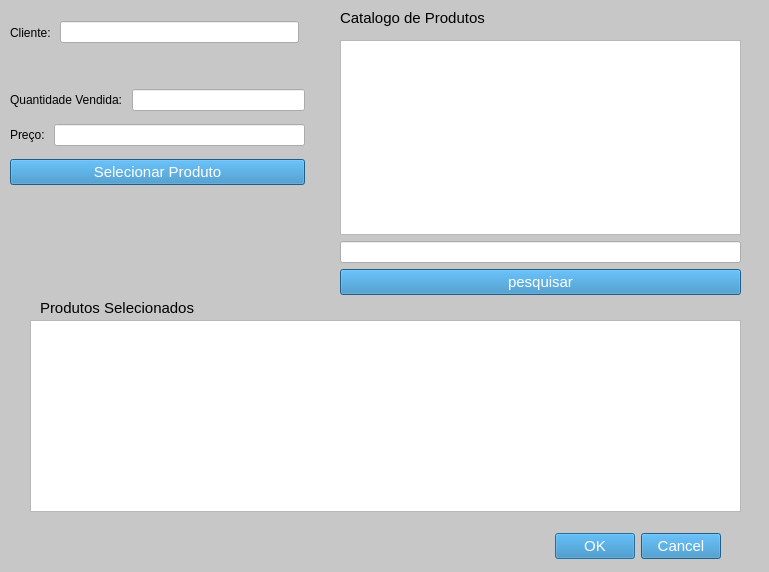
GabR36/QEstoqueLoja, file venda.ui: the form before one commit.
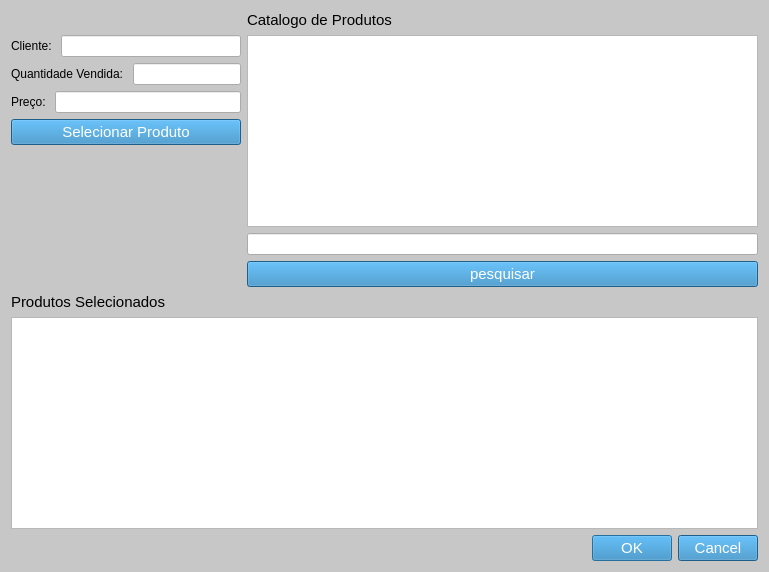
The form after the commit.

Commit message: janela venda responsiva teste

```diff
--- a/venda.ui
+++ b/venda.ui
@@ -31,59 +31,36 @@
 }
 </string>
   </property>
-  <widget class="QDialogButtonBox" name="BtnBox_Venda">
-   <property name="geometry">
-    <rect>
-     <x>380</x>
-     <y>530</y>
-     <width>341</width>
-     <height>32</height>
-    </rect>
-   </property>
-   <property name="orientation">
-    <enum>Qt::Horizontal</enum>
-   </property>
-   <property name="standardButtons">
-    <set>QDialogButtonBox::Cancel|QDialogButtonBox::Ok</set>
-   </property>
-  </widget>
-  <widget class="QTableView" name="Tview_ProdutosSelecionados">
-   <property name="geometry">
-    <rect>
-     <x>30</x>
-     <y>320</y>
-     <width>711</width>
-     <height>192</height>
-    </rect>
-   </property>
-   <property name="selectionMode">
-    <enum>QAbstractItemView::SingleSelection</enum>
-   </property>
-   <property name="selectionBehavior">
-    <enum>QAbstractItemView::SelectRows</enum>
-   </property>
-   <attribute name="horizontalHeaderDefaultSectionSize">
-    <number>100</number>
-   </attribute>
-   <attribute name="horizontalHeaderStretchLastSection">
-    <bool>true</bool>
-   </attribute>
-   <attribute name="verticalHeaderVisible">
-    <bool>false</bool>
-   </attribute>
-  </widget>
-  <widget class="QWidget" name="layoutWidget">
-   <property name="geometry">
-    <rect>
-     <x>10</x>
-     <y>82</y>
-     <width>295</width>
-     <height>111</height>
-    </rect>
-   </property>
+  <layout class="QFormLayout" name="formLayout">
+   <item row="0" column="1">
+    <widget class="QLabel" name="label_5">
+     <property name="styleSheet">
+      <string notr="true">font-size: 15px;
+font: 700 9pt &quot;Segoe UI&quot;;</string>
+     </property>
+     <property name="text">
+      <string>Catalogo de Produtos</string>
+     </property>
+    </widget>
+   </item>
+   <item row="1" column="0">
    <layout class="QVBoxLayout" name="verticalLayout_3">
     <item>
      <layout class="QVBoxLayout" name="verticalLayout_2">
+       <item>
+        <layout class="QHBoxLayout" name="horizontalLayout">
+         <item>
+          <widget class="QLabel" name="label">
+           <property name="text">
+            <string>Cliente: </string>
+           </property>
+          </widget>
+         </item>
+         <item>
+          <widget class="QLineEdit" name="Ledit_Cliente"/>
+         </item>
+        </layout>
+       </item>
       <item>
        <layout class="QHBoxLayout" name="horizontalLayout_2">
         <item>
@@ -122,16 +99,8 @@
      </widget>
     </item>
    </layout>
-  </widget>
-  <widget class="QWidget" name="layoutWidget">
-   <property name="geometry">
-    <rect>
-     <x>340</x>
-     <y>40</y>
-     <width>401</width>
-     <height>255</height>
-    </rect>
-   </property>
+   </item>
+   <item row="1" column="1">
    <layout class="QVBoxLayout" name="verticalLayout_4">
     <item>
      <widget class="QTableView" name="Tview_Produtos">
@@ -167,16 +136,9 @@
      </layout>
     </item>
    </layout>
-  </widget>
+   </item>
+   <item row="3" column="0">
   <widget class="QLabel" name="label_4">
-   <property name="geometry">
-    <rect>
-     <x>40</x>
-     <y>300</y>
-     <width>161</width>
-     <height>16</height>
-    </rect>
-   </property>
    <property name="styleSheet">
     <string notr="true">font-size: 15px;
 font: 700 9pt &quot;Segoe UI&quot;;</string>
@@ -185,45 +147,37 @@
     <string>Produtos Selecionados</string>
    </property>
   </widget>
-  <widget class="QWidget" name="layoutWidget">
-   <property name="geometry">
-    <rect>
-     <x>10</x>
-     <y>20</y>
-     <width>289</width>
-     <height>25</height>
-    </rect>
-   </property>
-   <layout class="QHBoxLayout" name="horizontalLayout">
-    <item>
-     <widget class="QLabel" name="label">
-      <property name="text">
-       <string>Cliente: </string>
-      </property>
-     </widget>
-    </item>
-    <item>
-     <widget class="QLineEdit" name="Ledit_Cliente"/>
-    </item>
-   </layout>
-  </widget>
-  <widget class="QLabel" name="label_5">
-   <property name="geometry">
-    <rect>
-     <x>340</x>
-     <y>10</y>
-     <width>161</width>
-     <height>16</height>
-    </rect>
-   </property>
-   <property name="styleSheet">
-    <string notr="true">font-size: 15px;
-font: 700 9pt &quot;Segoe UI&quot;;</string>
-   </property>
-   <property name="text">
-    <string>Catalogo de Produtos</string>
-   </property>
-  </widget>
+   </item>
+   <item row="4" column="0" colspan="2">
+    <widget class="QTableView" name="Tview_ProdutosSelecionados">
+     <property name="selectionMode">
+      <enum>QAbstractItemView::SingleSelection</enum>
+     </property>
+     <property name="selectionBehavior">
+      <enum>QAbstractItemView::SelectRows</enum>
+     </property>
+     <attribute name="horizontalHeaderDefaultSectionSize">
+      <number>100</number>
+     </attribute>
+     <attribute name="horizontalHeaderStretchLastSection">
+      <bool>true</bool>
+     </attribute>
+     <attribute name="verticalHeaderVisible">
+      <bool>false</bool>
+     </attribute>
+    </widget>
+   </item>
+   <item row="6" column="1">
+    <widget class="QDialogButtonBox" name="BtnBox_Venda">
+     <property name="orientation">
+      <enum>Qt::Horizontal</enum>
+     </property>
+     <property name="standardButtons">
+      <set>QDialogButtonBox::Cancel|QDialogButtonBox::Ok</set>
+     </property>
+    </widget>
+   </item>
+  </layout>
  </widget>
  <resources/>
  <connections>
```
Lines whose indentation alone changed are shown as unchanged. The commit also changes 1 other file.
